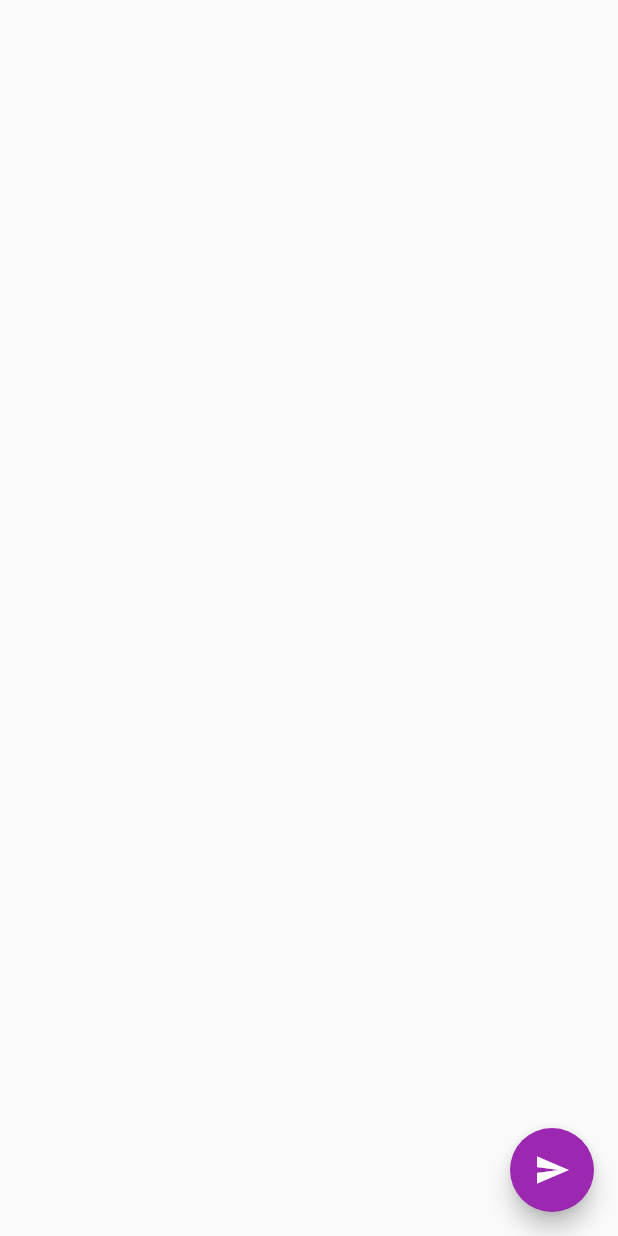
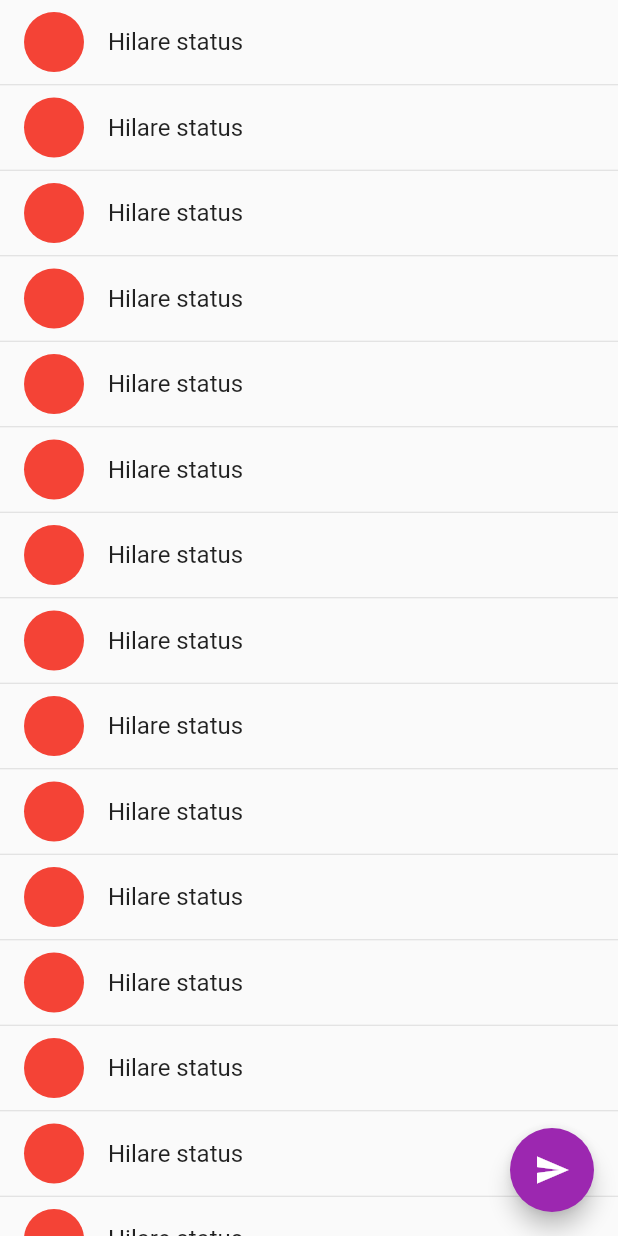
Before and after one commit to loicgeek/demo_formation_git, a Flutter app: the StatusesList screen opened directly, on a phone screen of 412 x 824 dp. Run offline on Flutter 3.47's test engine with Material 2 defaults, Android fonts, the phone set to English and light mode, and no system bars.

Commit message:
Design de la page de statut

```diff
--- a/lib/src/statuses_list.dart
+++ b/lib/src/statuses_list.dart
@@ -15,7 +15,28 @@ class _StatusesListState extends State<StatusesList> {
         onPressed: () {},
         child: const Icon(Icons.send),
       ),
-      body: Container(),
+      body: ListView.builder(
+          itemCount: 15,
+          itemBuilder: (context, index) {
+            return Column(
+              children: [
+                ListTile(
+                  leading: Container(
+                    height: 40,
+                    width: 40,
+                    decoration: BoxDecoration(
+                      color: Colors.red,
+                      shape: BoxShape.circle,
+                    ),
+                  ),
+                  title: Text("Hilare status"),
+                ),
+                Divider(
+                  height: 1,
+                )
+              ],
+            );
+          }),
     );
   }
 }
```
